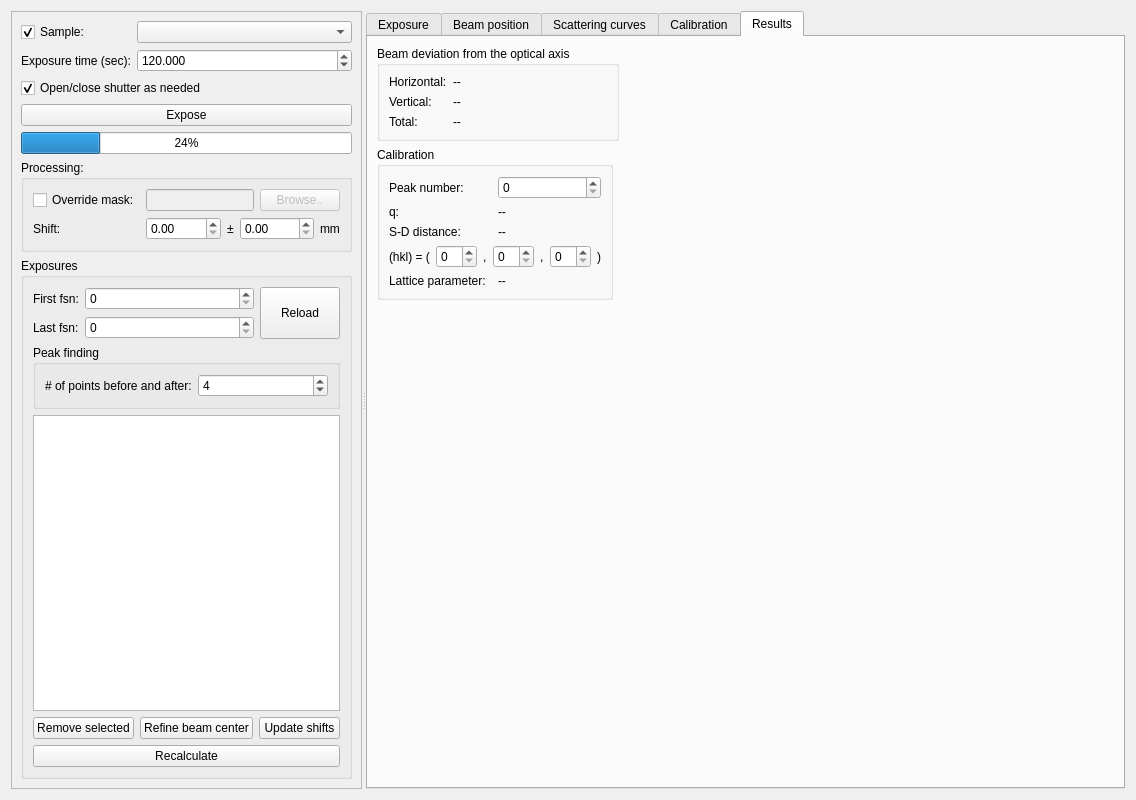
This is cct/qtgui/measurement/qcalibration/qcalibration.ui in awacha/cct as Qt 5 draws it before an edit. The edited form follows.
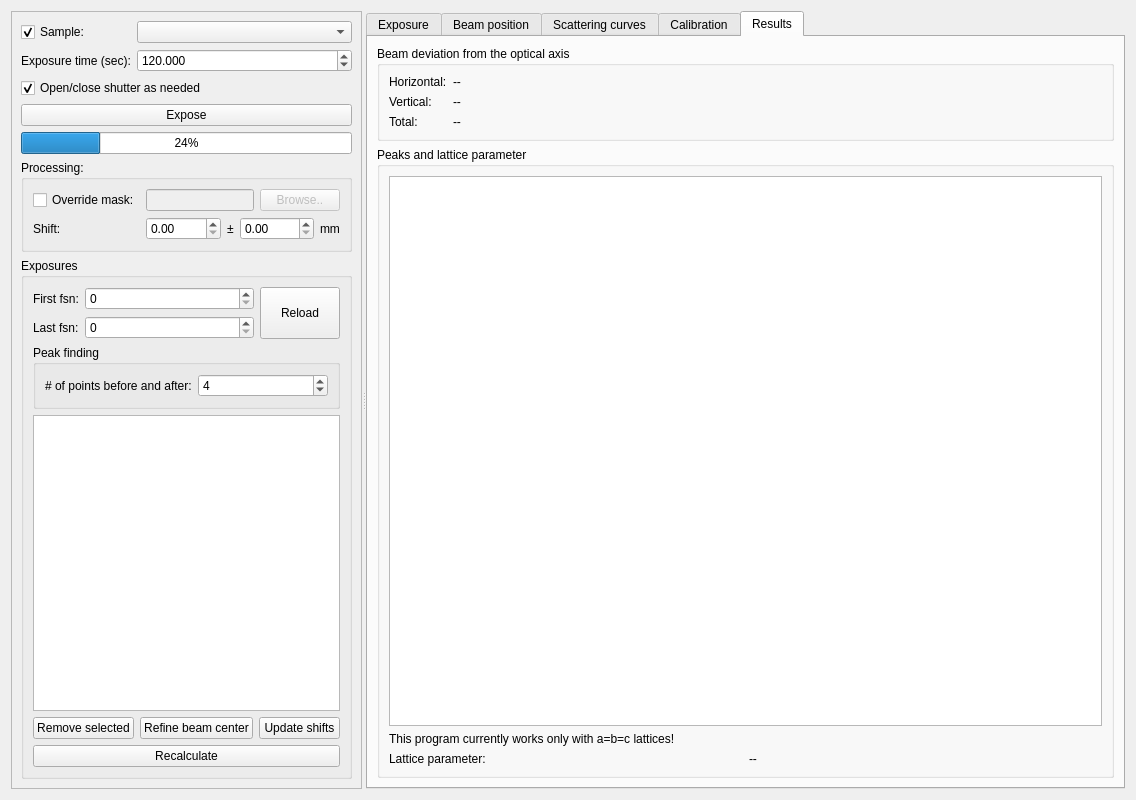
This is the edited form. The open tabs and pages were chosen to show the change.

Commit message: Better presentation of the results in the 1st principle calibration

Diff of the .ui file:
```diff
--- a/cct/qtgui/measurement/qcalibration/qcalibration.ui
+++ b/cct/qtgui/measurement/qcalibration/qcalibration.ui
@@ -364,20 +364,40 @@
         <string>Results</string>
        </attribute>
        <layout class="QGridLayout" name="gridLayout">
-        <item row="8" column="0">
-         <spacer name="verticalSpacer">
-          <property name="orientation">
-           <enum>Qt::Vertical</enum>
+        <item row="1" column="0">
+         <widget class="QGroupBox" name="groupBox_3">
+          <property name="title">
+           <string>Peaks and lattice parameter</string>
           </property>
-          <property name="sizeHint" stdset="0">
-           <size>
-            <width>0</width>
-            <height>0</height>
-           </size>
-          </property>
-         </spacer>
+          <layout class="QGridLayout" name="gridLayout_4">
+           <item row="2" column="0">
+            <widget class="QLabel" name="label_5">
+             <property name="text">
+              <string>Lattice parameter:</string>
+             </property>
+            </widget>
+           </item>
+           <item row="2" column="1">
+            <widget class="QLabel" name="latticeParameterLabel">
+             <property name="text">
+              <string>--</string>
+             </property>
+            </widget>
+           </item>
+           <item row="0" column="0" colspan="2">
+            <widget class="QTreeView" name="peaksTreeView"/>
+           </item>
+           <item row="1" column="0" colspan="2">
+            <widget class="QLabel" name="label">
+             <property name="text">
+              <string>This program currently works only with a=b=c lattices!</string>
+             </property>
+            </widget>
+           </item>
+          </layout>
+         </widget>
         </item>
-        <item row="0" column="0" colspan="2">
+        <item row="0" column="0">
          <widget class="QGroupBox" name="groupBox_2">
           <property name="title">
            <string>Beam deviation from the optical axis</string>
@@ -428,155 +448,6 @@
           </layout>
          </widget>
         </item>
-        <item row="1" column="2">
-         <spacer name="horizontalSpacer">
-          <property name="orientation">
-           <enum>Qt::Horizontal</enum>
-          </property>
-          <property name="sizeHint" stdset="0">
-           <size>
-            <width>0</width>
-            <height>0</height>
-           </size>
-          </property>
-         </spacer>
-        </item>
-        <item row="7" column="0">
-         <widget class="QGroupBox" name="groupBox_3">
-          <property name="title">
-           <string>Calibration</string>
-          </property>
-          <layout class="QGridLayout" name="gridLayout_4">
-           <item row="1" column="1">
-            <widget class="QLabel" name="qLabel">
-             <property name="text">
-              <string>--</string>
-             </property>
-            </widget>
-           </item>
-           <item row="0" column="0">
-            <widget class="QLabel" name="label_5">
-             <property name="text">
-              <string>Peak number:</string>
-             </property>
-            </widget>
-           </item>
-           <item row="1" column="0">
-            <widget class="QLabel" name="label_14">
-             <property name="text">
-              <string>q:</string>
-             </property>
-            </widget>
-           </item>
-           <item row="2" column="0">
-            <widget class="QLabel" name="label_13">
-             <property name="text">
-              <string>S-D distance:</string>
-             </property>
-            </widget>
-           </item>
-           <item row="2" column="1">
-            <widget class="QLabel" name="sdLabel">
-             <property name="text">
-              <string>--</string>
-             </property>
-            </widget>
-           </item>
-           <item row="0" column="1">
-            <widget class="QSpinBox" name="peakSetIndexSpinBox"/>
-           </item>
-           <item row="3" column="0" colspan="2">
-            <layout class="QHBoxLayout" name="horizontalLayout_4">
-             <item>
-              <widget class="QLabel" name="label_15">
-               <property name="text">
-                <string>(hkl) = (</string>
-               </property>
-              </widget>
-             </item>
-             <item>
-              <widget class="QSpinBox" name="hSpinBox">
-               <property name="sizePolicy">
-                <sizepolicy hsizetype="Minimum" vsizetype="Fixed">
-                 <horstretch>1</horstretch>
-                 <verstretch>0</verstretch>
-                </sizepolicy>
-               </property>
-              </widget>
-             </item>
-             <item>
-              <widget class="QLabel" name="label_16">
-               <property name="text">
-                <string>,</string>
-               </property>
-              </widget>
-             </item>
-             <item>
-              <widget class="QSpinBox" name="kSpinBox">
-               <property name="sizePolicy">
-                <sizepolicy hsizetype="Minimum" vsizetype="Fixed">
-                 <horstretch>1</horstretch>
-                 <verstretch>0</verstretch>
-                </sizepolicy>
-               </property>
-              </widget>
-             </item>
-             <item>
-              <widget class="QLabel" name="label_17">
-               <property name="text">
-                <string>,</string>
-               </property>
-              </widget>
-             </item>
-             <item>
-              <widget class="QSpinBox" name="lSpinBox">
-               <property name="sizePolicy">
-                <sizepolicy hsizetype="Minimum" vsizetype="Fixed">
-                 <horstretch>1</horstretch>
-                 <verstretch>0</verstretch>
-                </sizepolicy>
-               </property>
-              </widget>
-             </item>
-             <item>
-              <widget class="QLabel" name="label_18">
-               <property name="text">
-                <string>)</string>
-               </property>
-              </widget>
-             </item>
-            </layout>
-           </item>
-           <item row="4" column="0">
-            <widget class="QLabel" name="label_19">
-             <property name="text">
-              <string>Lattice parameter:</string>
-             </property>
-            </widget>
-           </item>
-           <item row="4" column="1">
-            <widget class="QLabel" name="latticeParameterLabel">
-             <property name="text">
-              <string>--</string>
-             </property>
-            </widget>
-           </item>
-          </layout>
-         </widget>
-        </item>
-        <item row="0" column="2">
-         <spacer name="horizontalSpacer_2">
-          <property name="orientation">
-           <enum>Qt::Horizontal</enum>
-          </property>
-          <property name="sizeHint" stdset="0">
-           <size>
-            <width>40</width>
-            <height>20</height>
-           </size>
-          </property>
-         </spacer>
-        </item>
        </layout>
       </widget>
      </widget>
```
Left out of the diff: 4 changed lines with no effect on the pictures. The commit also changes 2 other files.
